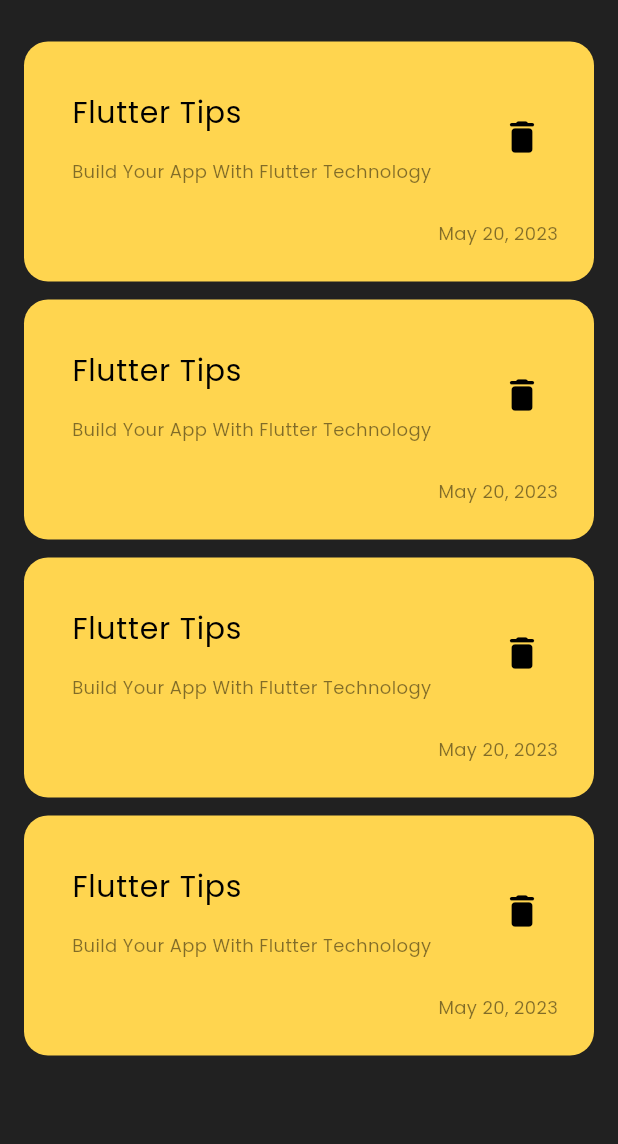
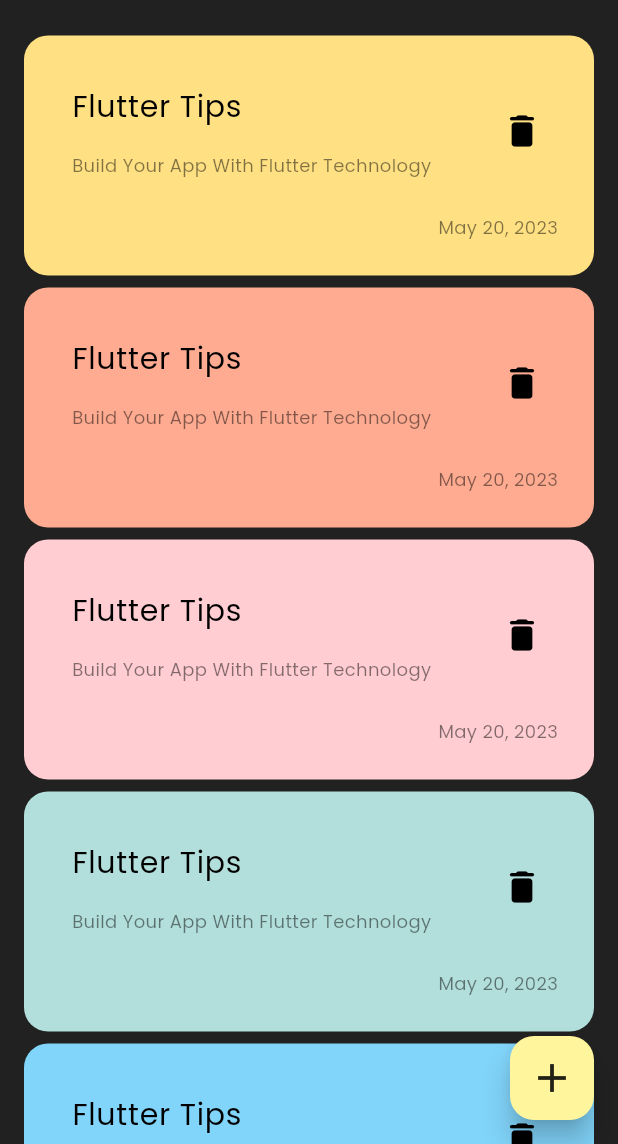
Before and after one commit to ahmedsami1/notes_app, a Flutter app: the screen it shows after launch, on a phone screen of 412 x 824 dp, the part 92-1236 px from its top. Run offline on Flutter 3.47's test engine with Material 3 defaults, Android fonts, the phone set to English and light mode, and no system bars.

Commit message:
add floating action button

```diff
--- a/lib/views/notes_view.dart
+++ b/lib/views/notes_view.dart
@@ -11,6 +11,16 @@ class NotesView extends StatelessWidget {
       body: SafeArea(
         child: NotesViewBody(),
       ),
+      floatingActionButton: FloatingActionButton(
+        onPressed: () {},
+        backgroundColor: Color(0xFFFFF59D),
+        elevation: 8.0,
+        child: Icon(
+          Icons.add,
+          color: Colors.black87,
+          size: 32.0,
+        ),
+      ),
     );
   }
 }
--- a/lib/views/widgets/custom_note_item.dart
+++ b/lib/views/widgets/custom_note_item.dart
@@ -3,16 +3,18 @@ import 'package:flutter/material.dart';
 class NoteItem extends StatelessWidget {
   const NoteItem({
     super.key,
+    required this.color,
   });
+  final Color color;
 
   @override
   Widget build(BuildContext context) {
     return Padding(
-      padding: const EdgeInsets.only(top: 12.0),
+      padding: const EdgeInsets.only(top: 8.0),
       child: Container(
         padding: EdgeInsets.only(top: 24.0, bottom: 24.0, left: 16.0,),
         decoration: BoxDecoration(
-          color:Colors.amber[300],
+          color:color,
           borderRadius: BorderRadius.circular(16.0),
         ),
         child: Column(
--- a/lib/views/widgets/notes_list_view.dart
+++ b/lib/views/widgets/notes_list_view.dart
@@ -6,14 +6,26 @@ class NotesListView extends StatelessWidget {
   const NotesListView({
     super.key,
   });
+  static const List<Color> colors = [
+    Color(0xFFFFE082), // Soft Amber
+    Color(0xFFFFAB91), // Warm Peach
+    Color(0xFFFFCDD2), // Blush Pink
+    Color(0xFFB2DFDB), // Mint Blue
+    Color(0xFF81D4FA), // Sky Blue
+    Color(0xFFD1C4E9), // Soft Lavender
+    Color(0xFFFFF59D), // Pastel Yellow
+    Color(0xFFA5D6A7), // Light Green Tea
+    Color(0xFFFFCCBC), // Pale Coral
+    Color(0xFFCE93D8), // Light Orchid
+  ];
 
   @override
   Widget build(BuildContext context) {
     return Expanded(
       child: ListView.builder(
         physics: BouncingScrollPhysics(),
-        itemBuilder: (context, index) => NoteItem(),
-        itemCount: 4,
+        itemBuilder: (context, index) => NoteItem(color: colors[index],),
+        itemCount: 10,
       ),
     );
   }
```
